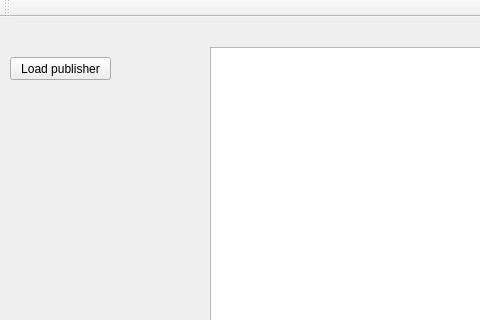
Old version of the form mainwindow.ui in the repository hovanvydut/PBL2-Library-Management-Qt-CPP; both pictures show x 0 to 480 and y 0 to 320 of the 767 by 537 pixel window.
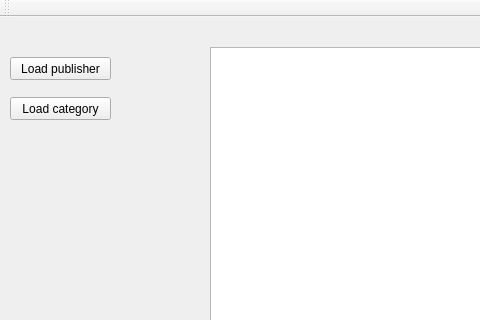
New version of the form.

Commit message: add DotEnv Class

```diff
--- a/mainwindow.ui
+++ b/mainwindow.ui
@@ -37,6 +37,19 @@
      </rect>
     </property>
    </widget>
+   <widget class="QPushButton" name="pushButton_2">
+    <property name="geometry">
+     <rect>
+      <x>10</x>
+      <y>80</y>
+      <width>101</width>
+      <height>23</height>
+     </rect>
+    </property>
+    <property name="text">
+     <string>Load category</string>
+    </property>
+   </widget>
   </widget>
   <widget class="QMenuBar" name="menuBar">
    <property name="geometry">
```
The commit also changes 13 other files.
